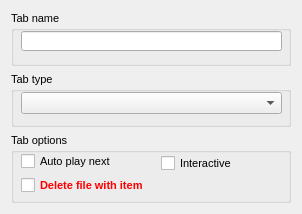
First picture: the form in dialogs/tabdialog.ui, repository jeyboy/playo3, before the edit.
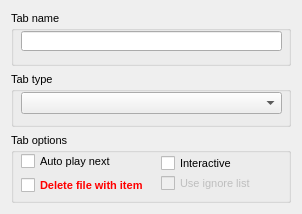
Second picture: the form after the edit.

Commit message: add ignore list settings

What changed in the file:
```diff
--- a/dialogs/tabdialog.ui
+++ b/dialogs/tabdialog.ui
@@ -155,6 +155,22 @@
        <string>Delete file with item</string>
       </property>
      </widget>
+     <widget class="QCheckBox" name="ignoreList">
+      <property name="enabled">
+       <bool>false</bool>
+      </property>
+      <property name="geometry">
+       <rect>
+        <x>150</x>
+        <y>40</y>
+        <width>121</width>
+        <height>20</height>
+       </rect>
+      </property>
+      <property name="text">
+       <string>Use ignore list</string>
+      </property>
+     </widget>
     </widget>
    </item>
   </layout>
```
The commit also changes 15 other files.
